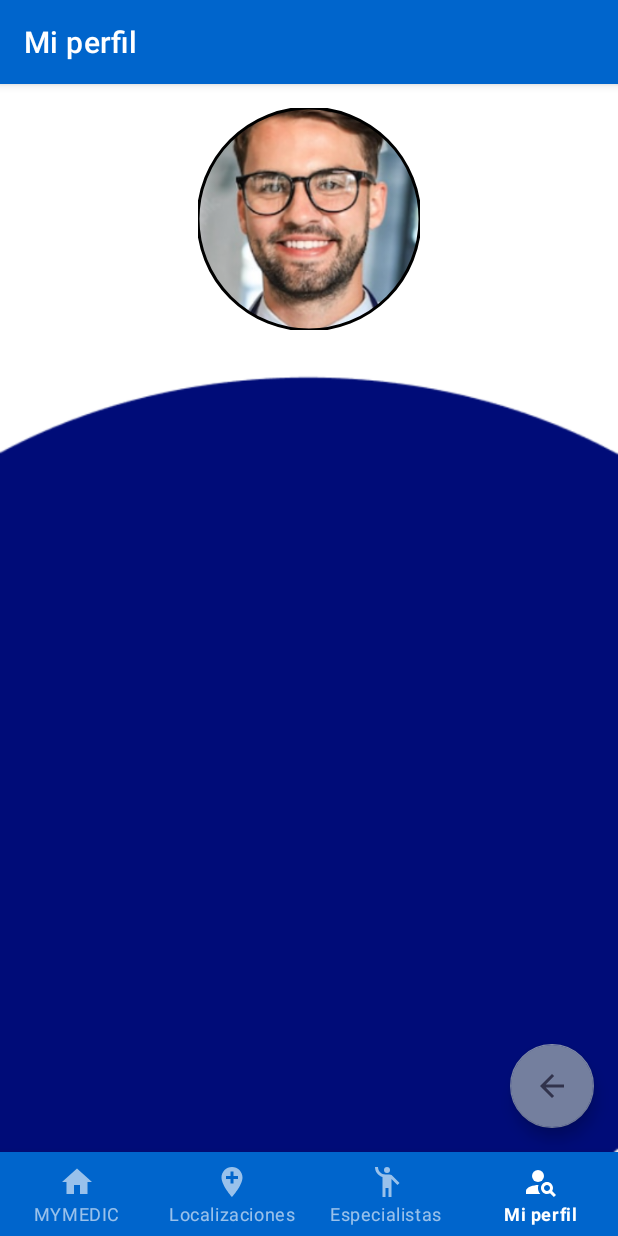
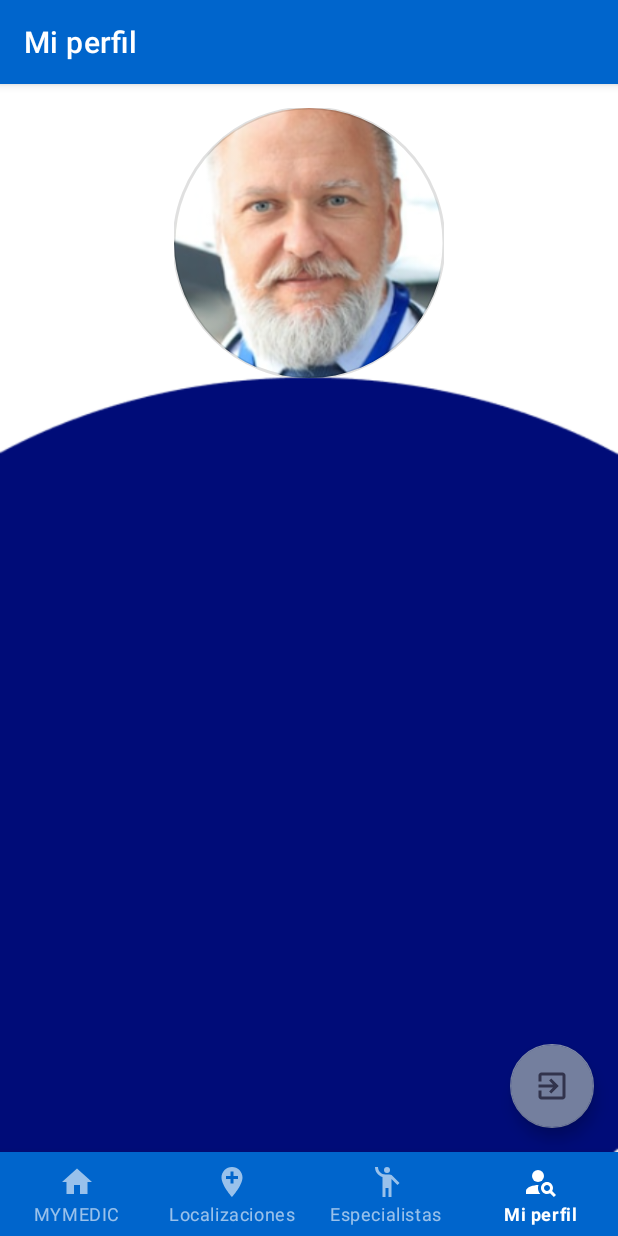
Before and after one commit to AndresMolina09/MinticMobile, an Android app: the ProfileFragment screen opened through its navigation route, on a phone screen of 412 x 824 dp. Run offline under Robolectric (Android 15) with nearby library versions, the phone set to English and light mode, and no system bars; our stand-ins replace Firebase (no records; nobody signed in at launch, a user with empty details on screens opened directly), Room's generated code, navigation-ui; pictures from the network do not load; 11 statements that could not run were skipped.

Commit message:
Actualizacion Ultimas modificaciones

```diff
--- a/app/src/main/java/com/example/aplicacion_4b_g7/data/repositories/LoginRepository.kt
+++ b/app/src/main/java/com/example/aplicacion_4b_g7/data/repositories/LoginRepository.kt
@@ -66,7 +66,7 @@ class LoginRepository(private val memoryDataSource: MemoryDataSource,
             val imageRef = ref.child("${user.uid}.jpg")
             val baos: ByteArrayOutputStream = ByteArrayOutputStream()
             image.compress(Bitmap.CompressFormat.JPEG, 100, baos)
-            imageRef.putBytes(baos.toByteArray())
+            imageRef.putBytes(baos.toByteArray()).await()
             val url = imageRef.downloadUrl.await()
             val profileUpdate = userProfileChangeRequest {
                 photoUri = url
--- a/app/src/main/res/drawable/ic_baseline_arrow_back_24.xml
+++ /dev/null
@@ -1,5 +0,0 @@
-<vector android:height="24dp" android:tint="#000000"
-    android:viewportHeight="24" android:viewportWidth="24"
-    android:width="24dp" xmlns:android="http://schemas.android.com/apk/res/android">
-    <path android:fillColor="@android:color/white" android:pathData="M20,11H7.83l5.59,-5.59L12,4l-8,8 8,8 1.41,-1.41L7.83,13H20v-2z"/>
-</vector>
--- /dev/null
+++ b/app/src/main/res/drawable/ic_baseline_exit_to_app_24.xml
@@ -0,0 +1,5 @@
+<vector android:height="24dp" android:tint="#000000"
+    android:viewportHeight="24" android:viewportWidth="24"
+    android:width="24dp" xmlns:android="http://schemas.android.com/apk/res/android">
+    <path android:fillColor="@android:color/white" android:pathData="M10.09,15.59L11.5,17l5,-5 -5,-5 -1.41,1.41L12.67,11H3v2h9.67l-2.58,2.59zM19,3H5c-1.11,0 -2,0.9 -2,2v4h2V5h14v14H5v-4H3v4c0,1.1 0.89,2 2,2h14c1.1,0 2,-0.9 2,-2V5c0,-1.1 -0.9,-2 -2,-2z"/>
+</vector>
--- a/app/src/main/res/layout/fragment_profile.xml
+++ b/app/src/main/res/layout/fragment_profile.xml
@@ -16,10 +16,9 @@
         app:layout_constraintTop_toTopOf="parent"
         android:layout_marginTop="@dimen/default_margin"
         app:shapeAppearanceOverlay="@style/cutImage"
-        app:srcCompat="@drawable/segundo_doctor"
+        app:srcCompat="@drawable/primer_doctor"
         android:scaleType="centerCrop"
         app:strokeWidth="@dimen/stroke"
-        app:strokeColor="@color/black"
         />
 
     <com.google.android.material.textview.MaterialTextView
@@ -29,7 +28,9 @@
         app:layout_constraintTop_toBottomOf="@+id/profile_fragment_image"
         app:layout_constraintEnd_toEndOf="parent"
         app:layout_constraintStart_toStartOf="parent"
-        android:layout_marginTop="@dimen/big_margin"
+        android:layout_marginTop="100dp"
+        android:textSize="24dp"
+        android:fontFamily="@font/lato_bold"
         android:textColor="@color/white"
         tools:text="NICOLAS SANTANDER"/>
 
@@ -40,8 +41,10 @@
         app:layout_constraintTop_toBottomOf="@+id/profile_fragment_name"
         app:layout_constraintEnd_toEndOf="parent"
         app:layout_constraintStart_toStartOf="parent"
-        android:layout_marginTop="@dimen/default_margin"
+        android:layout_marginTop="100dp"
         android:textColor="@color/white"
+        android:textSize="23dp"
+        android:fontFamily="@font/lato_bold"
         tools:text="josenicolas@gmail.com"/>
 
     <com.google.android.material.textview.MaterialTextView
@@ -51,8 +54,10 @@
         app:layout_constraintTop_toBottomOf="@+id/profile_fragment_email"
         app:layout_constraintEnd_toEndOf="parent"
         app:layout_constraintStart_toStartOf="parent"
-        android:layout_marginTop="@dimen/default_margin"
+        android:layout_marginTop="50dp"
         android:textColor="@color/white"
+        android:textSize="20dp"
+        android:fontFamily="@font/lato_bold"
         tools:text="MASCULINO"/>
 
     <com.google.android.material.floatingactionbutton.FloatingActionButton
@@ -64,6 +69,6 @@
         app:layout_constraintBottom_toBottomOf="parent"
         android:layout_marginEnd="@dimen/default_margin"
         android:layout_marginBottom="@dimen/default_margin"
-        app:srcCompat="@drawable/ic_baseline_arrow_back_24"/>
+        app:srcCompat="@drawable/ic_baseline_exit_to_app_24"/>
 
 </androidx.constraintlayout.widget.ConstraintLayout>
--- a/app/src/main/res/values/dimens.xml
+++ b/app/src/main/res/values/dimens.xml
@@ -11,7 +11,7 @@
     <dimen name="button_text_size">12sp</dimen>
     <dimen name="subtitle_size">13sp</dimen>
     <dimen name="subtitle_title_size">16sp</dimen>
-    <dimen name="banner_size">148dp</dimen>
+    <dimen name="banner_size">180dp</dimen>
     <dimen name="service_icon_size">64dp</dimen>
     <dimen name="caption_text_size">11sp</dimen>
     <dimen name="stroke">2dp</dimen>
```
